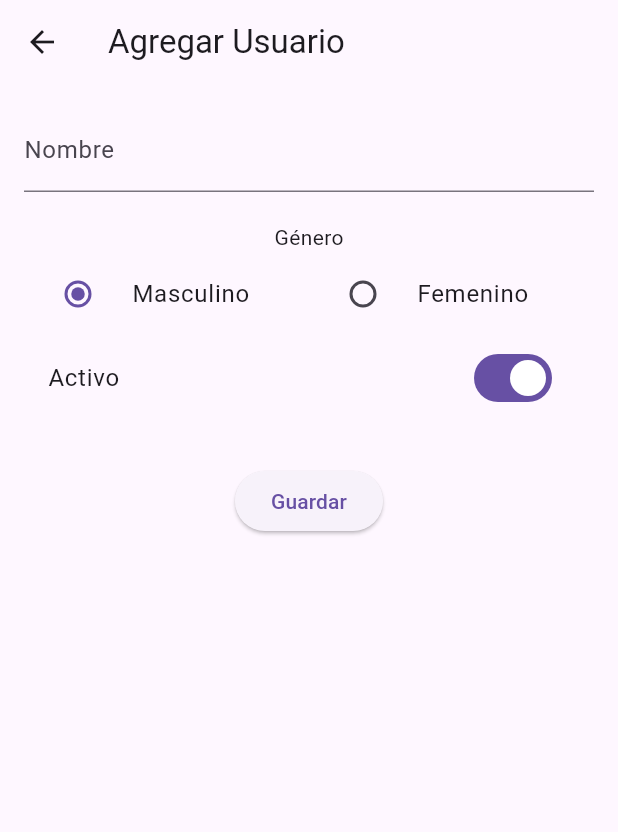
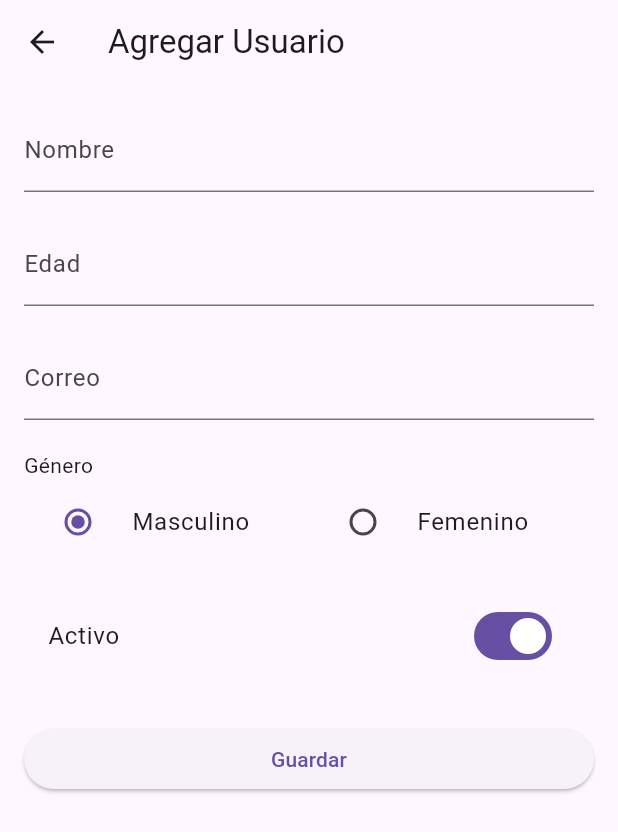
Before and after one commit to Chalo2405/Programacion_DispMoviles, a Flutter app: the screen it shows after launch, after a tap on the "add" icon, on a phone screen of 412 x 824 dp. Shown: the top 832 px of the screen. Run offline on Flutter 3.47's test engine with Material 3 defaults, Android fonts, the phone set to English and light mode, and no system bars.

Commit message:
Agregue las mejoras de la actividad

```diff
--- a/Flutter_PDM/crud_flutter/lib/models/user.dart
+++ b/Flutter_PDM/crud_flutter/lib/models/user.dart
@@ -1,11 +1,14 @@
-//creamos la clase del usuario , en donde tenemos sus variables clave.
 class User {
   String nombre;
+  int edad;
+  String correo;
   String genero; // 'Masculino' o 'Femenino'
   bool activo;
 
   User({
     required this.nombre,
+    required this.edad,
+    required this.correo,
     required this.genero,
     required this.activo,
   });
--- a/Flutter_PDM/crud_flutter/lib/views/user_form_screen.dart
+++ b/Flutter_PDM/crud_flutter/lib/views/user_form_screen.dart
@@ -1,7 +1,6 @@
 import 'package:flutter/material.dart';
 import '../models/user.dart';
 
-//aca esta la pantalla que nos permite crear o editar un usuario , si se recibe un usuario , lo actualizara , sino , se creara uno nuevo
 class UserFormScreen extends StatefulWidget {
   final User? usuario;
   final int? indice;
@@ -14,7 +13,10 @@ class UserFormScreen extends StatefulWidget {
 
 class _UserFormScreenState extends State<UserFormScreen> {
   final _formKey = GlobalKey<FormState>();
+
   late String _nombre;
+  late String _correo;
+  late int _edad;
   String _genero = 'Masculino';
   bool _activo = true;
 
@@ -23,10 +25,14 @@ class _UserFormScreenState extends State<UserFormScreen> {
     super.initState();
     if (widget.usuario != null) {
       _nombre = widget.usuario!.nombre;
+      _edad = widget.usuario!.edad;
+      _correo = widget.usuario!.correo;
       _genero = widget.usuario!.genero;
       _activo = widget.usuario!.activo;
     } else {
       _nombre = '';
+      _edad = 0;
+      _correo = '';
     }
   }
 
@@ -34,22 +40,67 @@ class _UserFormScreenState extends State<UserFormScreen> {
   Widget build(BuildContext context) {
     return Scaffold(
       appBar: AppBar(
-        title: Text(widget.usuario == null ? 'Agregar Usuario' : 'Editar Usuario'),
+        title:
+        Text(widget.usuario == null ? 'Agregar Usuario' : 'Editar Usuario'),
       ),
       body: Padding(
         padding: const EdgeInsets.all(16.0),
         child: Form(
           key: _formKey,
-          child: Column(
+          child: ListView(
             children: [
+              // Nombre
               TextFormField(
                 initialValue: _nombre,
                 decoration: const InputDecoration(labelText: 'Nombre'),
                 validator: (value) =>
-                value == null || value.isEmpty ? 'Ingrese un nombre válido' : null,
+                value == null || value.trim().isEmpty
+                    ? 'Ingrese un nombre válido'
+                    : null,
                 onSaved: (value) => _nombre = value!,
               ),
+
               const SizedBox(height: 20),
+
+              // Edad
+              TextFormField(
+                initialValue: _edad == 0 ? '' : _edad.toString(),
+                decoration: const InputDecoration(labelText: 'Edad'),
+                keyboardType: TextInputType.number,
+                validator: (value) {
+                  if (value == null || value.isEmpty) {
+                    return 'Ingrese una edad';
+                  }
+                  final n = int.tryParse(value);
+                  if (n == null || n <= 0) {
+                    return 'La edad debe ser mayor a 0';
+                  }
+                  return null;
+                },
+                onSaved: (value) => _edad = int.parse(value!),
+              ),
+
+              const SizedBox(height: 20),
+
+              // Correo
+              TextFormField(
+                initialValue: _correo,
+                decoration: const InputDecoration(labelText: 'Correo'),
+                validator: (value) {
+                  if (value == null || value.isEmpty) {
+                    return 'Ingrese un correo';
+                  }
+                  final valid = RegExp(
+                      r'^[a-zA-Z0-9._%+-]+@[a-zA-Z0-9.-]+\.[a-zA-Z]{2,4}$')
+                      .hasMatch(value);
+                  if (!valid) return 'Correo no válido';
+                  return null;
+                },
+                onSaved: (value) => _correo = value!,
+              ),
+
+              const SizedBox(height: 20),
+
               const Text('Género'),
               Row(
                 children: [
@@ -58,7 +109,8 @@ class _UserFormScreenState extends State<UserFormScreen> {
                       title: const Text('Masculino'),
                       value: 'Masculino',
                       groupValue: _genero,
-                      onChanged: (value) => setState(() => _genero = value!),
+                      onChanged: (value) =>
+                          setState(() => _genero = value!),
                     ),
                   ),
                   Expanded(
@@ -66,28 +118,42 @@ class _UserFormScreenState extends State<UserFormScreen> {
                       title: const Text('Femenino'),
                       value: 'Femenino',
                       groupValue: _genero,
-                      onChanged: (value) => setState(() => _genero = value!),
+                      onChanged: (value) =>
+                          setState(() => _genero = value!),
                     ),
                   ),
                 ],
               ),
+
+              const SizedBox(height: 20),
+
               SwitchListTile(
                 title: const Text('Activo'),
                 value: _activo,
-                onChanged: (value) => setState(() => _activo = value),
+                onChanged: (value) =>
+                    setState(() => _activo = value),
               ),
+
               const SizedBox(height: 30),
+
               ElevatedButton(
                 onPressed: () {
                   if (_formKey.currentState!.validate()) {
                     _formKey.currentState!.save();
-                    final user =
-                    User(nombre: _nombre, genero: _genero, activo: _activo);
+
+                    final user = User(
+                      nombre: _nombre,
+                      edad: _edad,
+                      correo: _correo,
+                      genero: _genero,
+                      activo: _activo,
+                    );
+
                     Navigator.pop(context, user);
                   }
                 },
-                child:
-                Text(widget.usuario == null ? 'Guardar' : 'Actualizar'),
+                child: Text(
+                    widget.usuario == null ? 'Guardar' : 'Actualizar'),
               ),
             ],
           ),
--- a/Flutter_PDM/crud_flutter/lib/views/user_list_screen.dart
+++ b/Flutter_PDM/crud_flutter/lib/views/user_list_screen.dart
@@ -4,28 +4,52 @@ import '../viewmodels/user_view_model.dart';
 import '../models/user.dart';
 import 'user_form_screen.dart';
 
-
-// esto es la pagina principal la cual muestra a todos los usuarios los cuales estan registrados
-class UserListScreen extends StatelessWidget {
+class UserListScreen extends StatefulWidget {
   const UserListScreen({super.key});
 
   @override
+  State<UserListScreen> createState() => _UserListScreenState();
+}
+
+class _UserListScreenState extends State<UserListScreen> {
+  bool mostrarSoloActivos = false;
+
+  @override
   Widget build(BuildContext context) {
-    //aca se obtiene el viewmodel para entrar a la lista de usuarios
     final viewModel = context.watch<UserViewModel>();
+    final usuarios = mostrarSoloActivos
+        ? viewModel.usuariosActivos
+        : viewModel.usuarios;
 
     return Scaffold(
-      appBar: AppBar(title: const Text('Lista de Usuarios')),
+      appBar: AppBar(
+        title: const Text('Lista de Usuarios'),
+        actions: [
+          Switch(
+            value: mostrarSoloActivos,
+            activeColor: Colors.white,
+            onChanged: (value) =>
+                setState(() => mostrarSoloActivos = value),
+          ),
+          const Padding(
+            padding: EdgeInsets.only(right: 16.0),
+            child: Center(child: Text('Activos')),
+          ),
+        ],
+      ),
       body: ListView.builder(
-        itemCount: viewModel.usuarios.length,
+        itemCount: usuarios.length,
         itemBuilder: (context, index) {
-          final user = viewModel.usuarios[index];
+          final user = usuarios[index];
+          final originalIndex = viewModel.usuarios.indexOf(user);
+
           return Card(
             child: ListTile(
-              title: Text(user.nombre),
-              subtitle:
-              Text('${user.genero} - ${user.activo ? 'Activo' : 'Inactivo'}'),
-              //aca tenemos los botones de acciones
+              title: Text('${user.nombre} (${user.edad} años)'),
+              subtitle: Text(
+                '${user.correo}\n${user.genero} - ${user.activo ? 'Activo' : 'Inactivo'}',
+              ),
+              isThreeLine: true,
               trailing: Row(
                 mainAxisSize: MainAxisSize.min,
                 children: [
@@ -37,18 +61,19 @@ class UserListScreen extends StatelessWidget {
                         MaterialPageRoute(
                           builder: (_) => UserFormScreen(
                             usuario: user,
-                            indice: index,
+                            indice: originalIndex,
                           ),
                         ),
                       );
                       if (actualizado != null && actualizado is User) {
-                        viewModel.editarUsuario(index, actualizado);
+                        viewModel.editarUsuario(originalIndex, actualizado);
                       }
                     },
                   ),
                   IconButton(
                     icon: const Icon(Icons.delete, color: Colors.red),
-                    onPressed: () => viewModel.eliminarUsuario(index),
+                    onPressed: () =>
+                        viewModel.eliminarUsuario(originalIndex),
                   ),
                 ],
               ),
```
Also changed, not shown: Flutter_PDM/crud_flutter/lib/viewmodels/user_view_model.dart (+5 -4 lines).
